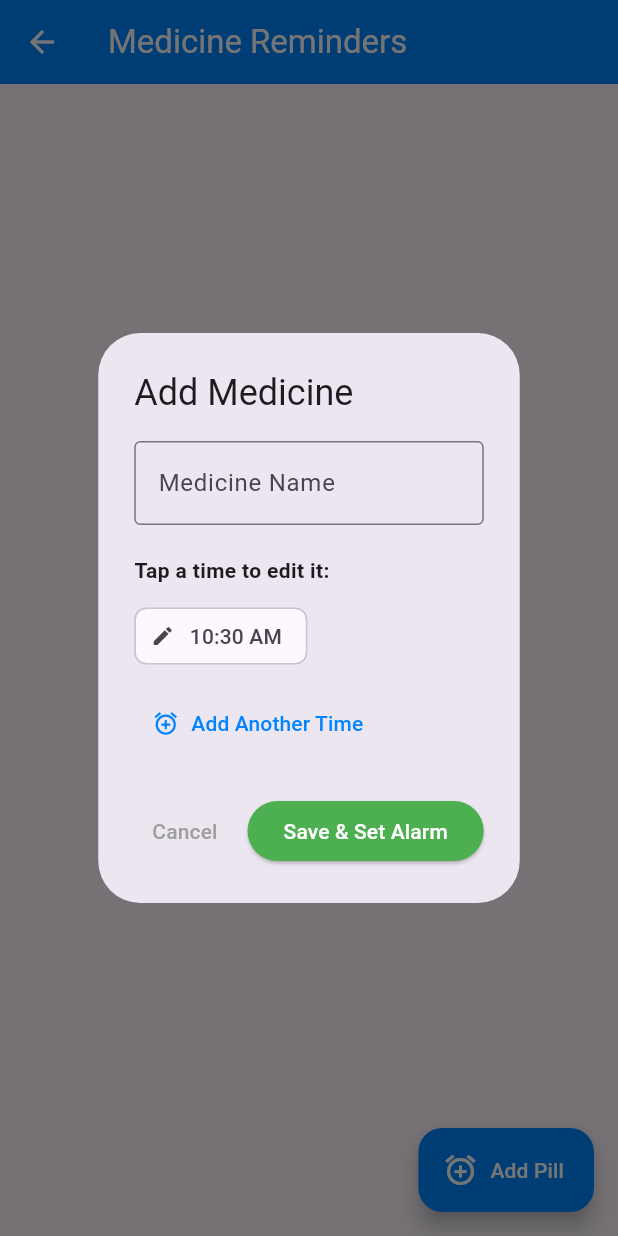
After one commit to Somasekhar711/MD-NT, a Flutter app: the MedicineReminderPage screen opened directly, after a tap on "Add Pill", on a phone screen of 412 x 824 dp. The commit adds this screen. Run offline on Flutter 3.47's test engine with Material 3 defaults, Android fonts, the phone set to English and light mode, and no system bars; our stand-ins replace image_picker, shared_preferences; missing offline and left inert: flutter_alarm_clock; accounts and stored records are empty.

Commit message:
feat: integrated native system alarm for medicine reminders and cleaned up dead code

```diff
--- /dev/null
+++ b/md_nt/lib/home/medicine_reminder.dart
@@ -0,0 +1,365 @@
+import 'package:flutter/material.dart';
+import 'package:shared_preferences/shared_preferences.dart';
+import 'dart:convert';
+import 'package:flutter_alarm_clock/flutter_alarm_clock.dart'; // NEW NATIVE ALARM PACKAGE
+
+class MedicineReminderPage extends StatefulWidget {
+  const MedicineReminderPage({super.key});
+
+  @override
+  State<MedicineReminderPage> createState() => _MedicineReminderPageState();
+}
+
+class _MedicineReminderPageState extends State<MedicineReminderPage> {
+  final Color primaryColor = const Color.fromARGB(255, 0, 132, 255);
+  List<Map<String, dynamic>> _reminders = [];
+
+  @override
+  void initState() {
+    super.initState();
+    _loadReminders();
+  }
+
+  Future<void> _loadReminders() async {
+    final prefs = await SharedPreferences.getInstance();
+    final String? savedData = prefs.getString('medicine_reminders_v2');
+
+    if (savedData != null) {
+      try {
+        setState(() {
+          _reminders = List<Map<String, dynamic>>.from(jsonDecode(savedData));
+        });
+      } catch (e) {
+        print("Error loading data: $e");
+      }
+    }
+  }
+
+  Future<void> _saveReminders() async {
+    final prefs = await SharedPreferences.getInstance();
+    await prefs.setString('medicine_reminders_v2', jsonEncode(_reminders));
+  }
+
+  void _addReminder(String name, List<TimeOfDay> times) {
+    List<Map<String, dynamic>> formattedTimes = times.map((t) {
+      int id =
+          DateTime.now().millisecondsSinceEpoch.remainder(100000) +
+          t.hour +
+          t.minute;
+
+      // 🔥 OPEN NATIVE CLOCK APP 🔥
+      FlutterAlarmClock.createAlarm(
+        hour: t.hour,
+        minutes: t.minute,
+        title: "Medicine: $name",
+      );
+
+      return {'hour': t.hour, 'minute': t.minute, 'id': id};
+    }).toList();
+
+    setState(() {
+      _reminders.add({'name': name, 'times': formattedTimes});
+    });
+    _saveReminders();
+  }
+
+  void _snoozeTime(int medicineIndex, int timeIndex) {
+    var timeData = _reminders[medicineIndex]['times'][timeIndex];
+    int h = timeData['hour'];
+    int m = timeData['minute'];
+
+    m += 10;
+    if (m >= 60) {
+      h += 1;
+      m -= 60;
+    }
+    if (h >= 24) h -= 24;
+
+    int newId = DateTime.now().millisecondsSinceEpoch.remainder(100000);
+
+    // 🔥 SNOOZE VIA NATIVE CLOCK APP 🔥
+    FlutterAlarmClock.createAlarm(
+      hour: h,
+      minutes: m,
+      title: "Snooze: ${_reminders[medicineIndex]['name']}",
+    );
+
+    setState(() {
+      _reminders[medicineIndex]['times'][timeIndex] = {
+        'hour': h,
+        'minute': m,
+        'id': newId,
+      };
+    });
+    _saveReminders();
+
+    ScaffoldMessenger.of(context).showSnackBar(
+      const SnackBar(content: Text('Snoozed! (Sent to Clock App)')),
+    );
+  }
+
+  void _deleteReminder(int index) {
+    setState(() {
+      _reminders.removeAt(index);
+    });
+    _saveReminders();
+    ScaffoldMessenger.of(context).showSnackBar(
+      const SnackBar(content: Text('Medicine deleted from tracker')),
+    );
+  }
+
+  void _showAddDialog() {
+    final TextEditingController nameController = TextEditingController();
+    List<TimeOfDay> selectedTimes = [TimeOfDay.now()];
+
+    showDialog(
+      context: context,
+      builder: (context) {
+        return StatefulBuilder(
+          builder: (context, setDialogState) {
+            return AlertDialog(
+              title: const Text('Add Medicine'),
+              content: Column(
+                mainAxisSize: MainAxisSize.min,
+                crossAxisAlignment: CrossAxisAlignment.start,
+                children: [
+                  TextField(
+                    controller: nameController,
+                    decoration: const InputDecoration(
+                      labelText: 'Medicine Name',
+                      border: OutlineInputBorder(),
+                    ),
+                  ),
+                  const SizedBox(height: 20),
+                  const Text(
+                    'Tap a time to edit it:',
+                    style: TextStyle(fontWeight: FontWeight.bold),
+                  ),
+                  const SizedBox(height: 10),
+
+                  Wrap(
+                    spacing: 8.0,
+                    children: List.generate(selectedTimes.length, (index) {
+                      return InputChip(
+                        label: Text(selectedTimes[index].format(context)),
+                        avatar: const Icon(Icons.edit, size: 16),
+                        onPressed: () async {
+                          final TimeOfDay? picked = await showTimePicker(
+                            context: context,
+                            initialTime: selectedTimes[index],
+                          );
+                          if (picked != null) {
+                            setDialogState(() => selectedTimes[index] = picked);
+                          }
+                        },
+                        deleteIcon: const Icon(Icons.cancel, size: 18),
+                        onDeleted: selectedTimes.length > 1
+                            ? () {
+                                setDialogState(
+                                  () => selectedTimes.removeAt(index),
+                                );
+                              }
+                            : null,
+                      );
+                    }),
+                  ),
+
+                  const SizedBox(height: 10),
+                  TextButton.icon(
+                    onPressed: () async {
+                      final TimeOfDay? picked = await showTimePicker(
+                        context: context,
+                        initialTime: TimeOfDay.now(),
+                      );
+                      if (picked != null && !selectedTimes.contains(picked)) {
+                        setDialogState(() => selectedTimes.add(picked));
+                      }
+                    },
+                    icon: Icon(Icons.add_alarm, color: primaryColor),
+                    label: Text(
+                      "Add Another Time",
+                      style: TextStyle(color: primaryColor),
+                    ),
+                  ),
+                ],
+              ),
+              actions: [
+                TextButton(
+                  onPressed: () => Navigator.pop(context),
+                  child: const Text(
+                    'Cancel',
+                    style: TextStyle(color: Colors.grey),
+                  ),
+                ),
+                ElevatedButton(
+                  onPressed: () {
+                    if (nameController.text.trim().isNotEmpty) {
+                      _addReminder(nameController.text.trim(), selectedTimes);
+                      Navigator.pop(context);
+                    }
+                  },
+                  style: ElevatedButton.styleFrom(
+                    backgroundColor: Colors.green,
+                  ),
+                  child: const Text(
+                    'Save & Set Alarm',
+                    style: TextStyle(color: Colors.white),
+                  ),
+                ),
+              ],
+            );
+          },
+        );
+      },
+    );
+  }
+
+  @override
+  Widget build(BuildContext context) {
+    return Scaffold(
+      appBar: AppBar(
+        title: const Text(
+          'Medicine Reminders',
+          style: TextStyle(color: Colors.white),
+        ),
+        backgroundColor: primaryColor,
+        iconTheme: const IconThemeData(color: Colors.white),
+      ),
+      body: _reminders.isEmpty
+          ? const Center(
+              child: Text(
+                'No medicines scheduled.\nTap + to add one.',
+                textAlign: TextAlign.center,
+                style: TextStyle(fontSize: 18, color: Colors.grey),
+              ),
+            )
+          : ListView.builder(
+              padding: const EdgeInsets.all(16),
+              itemCount: _reminders.length,
+              itemBuilder: (context, index) {
+                final reminder = _reminders[index];
+                List<dynamic> timesList = reminder['times'];
+
+                return Card(
+                  elevation: 3,
+                  margin: const EdgeInsets.only(bottom: 16),
+                  shape: RoundedRectangleBorder(
+                    borderRadius: BorderRadius.circular(12),
+                  ),
+                  child: Padding(
+                    padding: const EdgeInsets.all(16.0),
+                    child: Column(
+                      crossAxisAlignment: CrossAxisAlignment.start,
+                      children: [
+                        Row(
+                          mainAxisAlignment: MainAxisAlignment.spaceBetween,
+                          children: [
+                            Row(
+                              children: [
+                                CircleAvatar(
+                                  backgroundColor: primaryColor.withOpacity(
+                                    0.2,
+                                  ),
+                                  child: Icon(
+                                    Icons.medical_services,
+                                    color: primaryColor,
+                                  ),
+                                ),
+                                const SizedBox(width: 15),
+                                Text(
+                                  reminder['name'],
+                                  style: const TextStyle(
+                                    fontSize: 20,
+                                    fontWeight: FontWeight.bold,
+                                  ),
+                                ),
+                              ],
+                            ),
+                            IconButton(
+                              icon: const Icon(
+                                Icons.delete_outline,
+                                color: Colors.red,
+                              ),
+                              onPressed: () => _deleteReminder(index),
+                            ),
+                          ],
+                        ),
+                        const Padding(
+                          padding: EdgeInsets.symmetric(vertical: 8.0),
+                          child: Divider(),
+                        ),
+
+                        ...timesList.asMap().entries.map((entry) {
+                          int timeIndex = entry.key;
+                          var t = entry.value;
+                          TimeOfDay displayTime = TimeOfDay(
+                            hour: t['hour'],
+                            minute: t['minute'],
+                          );
+
+                          return Padding(
+                            padding: const EdgeInsets.symmetric(vertical: 6.0),
+                            child: Row(
+                              mainAxisAlignment: MainAxisAlignment.spaceBetween,
+                              children: [
+                                Row(
+                                  children: [
+                                    const Icon(
+                                      Icons.access_time,
+                                      size: 20,
+                                      color: Colors.grey,
+                                    ),
+                                    const SizedBox(width: 8),
+                                    Text(
+                                      displayTime.format(context),
+                                      style: const TextStyle(
+                                        fontSize: 18,
+                                        fontWeight: FontWeight.w500,
+                                      ),
+                                    ),
+                                  ],
+                                ),
+                                OutlinedButton.icon(
+                                  onPressed: () =>
+                                      _snoozeTime(index, timeIndex),
+                                  icon: const Icon(
+                                    Icons.snooze,
+                                    size: 18,
+                                    color: Colors.orange,
+                                  ),
+                                  label: const Text(
+                                    'Snooze',
+                                    style: TextStyle(color: Colors.orange),
+                                  ),
+                                  style: OutlinedButton.styleFrom(
+                                    side: const BorderSide(
+                                      color: Colors.orange,
+                                    ),
+                                    shape: RoundedRectangleBorder(
+                                      borderRadius: BorderRadius.circular(20),
+                                    ),
+                                    padding: const EdgeInsets.symmetric(
+                                      horizontal: 12,
+                                      vertical: 0,
+                                    ),
+                                  ),
+                                ),
+                              ],
+                            ),
+                          );
+                        }),
+                      ],
+                    ),
+                  ),
+                );
+              },
+            ),
+      floatingActionButton: FloatingActionButton.extended(
+        onPressed: _showAddDialog,
+        backgroundColor: primaryColor,
+        icon: const Icon(Icons.alarm_add, color: Colors.white),
+        label: const Text('Add Pill', style: TextStyle(color: Colors.white)),
+      ),
+    );
+  }
+}
--- a/md_nt/pubspec.yaml
+++ b/md_nt/pubspec.yaml
@@ -32,6 +32,7 @@ dependencies:
     sdk: flutter
   http: ^1.6.0
   shared_preferences: ^2.0.15
+  flutter_alarm_clock: ^0.1.2
 
   # The following adds the Cupertino Icons font to your application.
   # Use with the CupertinoIcons class for iOS style icons.
```
Also changed, not shown: md_nt/lib/home/dashboard.dart (+11 -9 lines), md_nt/lib/main.dart (+10 -16 lines), md_nt/pubspec.lock, 2 other files.
